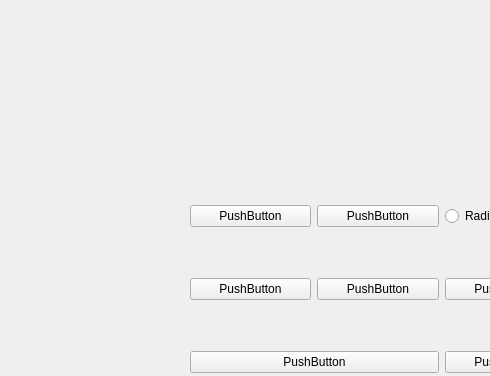
Above: MainWinHorizontalLayout.ui from Xiepu-guang/xie before the change; both pictures show x 0 to 490 and y 0 to 376 of the 800 by 600 pixel window. Below: the same form after it.
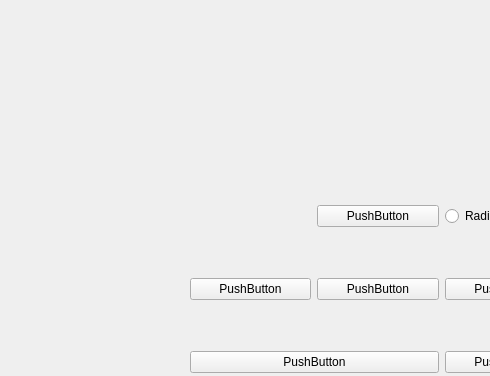
That is the form after the change.

Diff of the .ui file:
```diff
--- a/MainWinHorizontalLayout.ui
+++ b/MainWinHorizontalLayout.ui
@@ -38,13 +38,6 @@
        </property>
       </widget>
      </item>
-     <item row="0" column="0">
-      <widget class="QPushButton" name="pushButton">
-       <property name="text">
-        <string>PushButton</string>
-       </property>
-      </widget>
-     </item>
      <item row="1" column="0">
       <widget class="QPushButton" name="pushButton_3">
        <property name="text">
```
